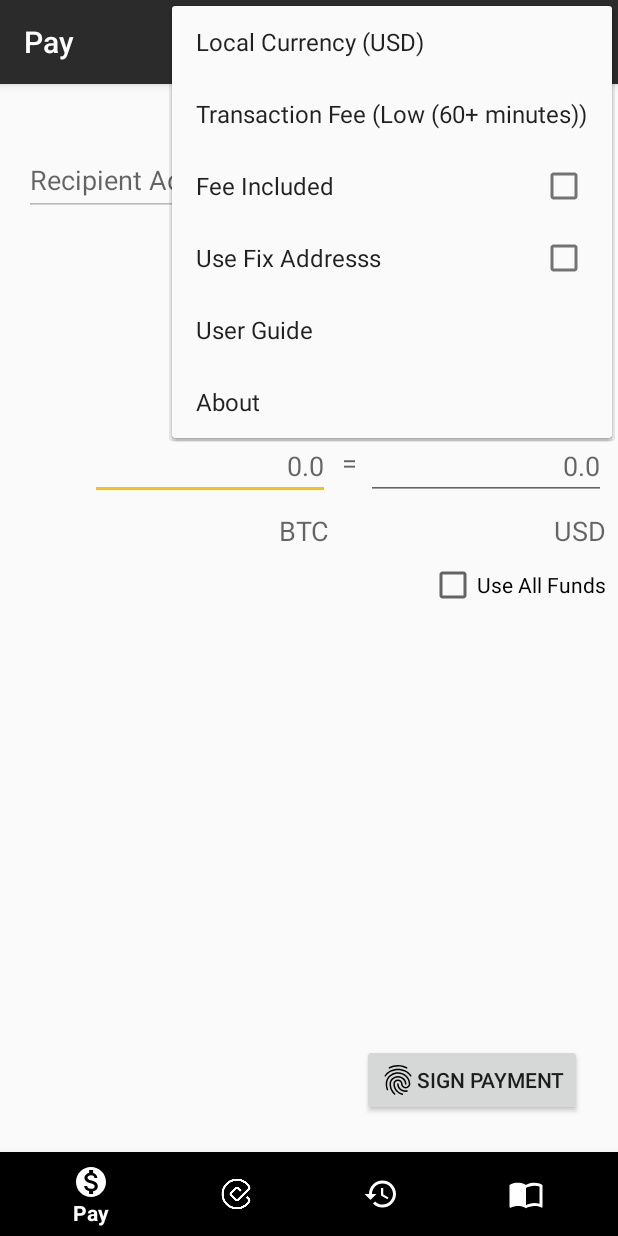
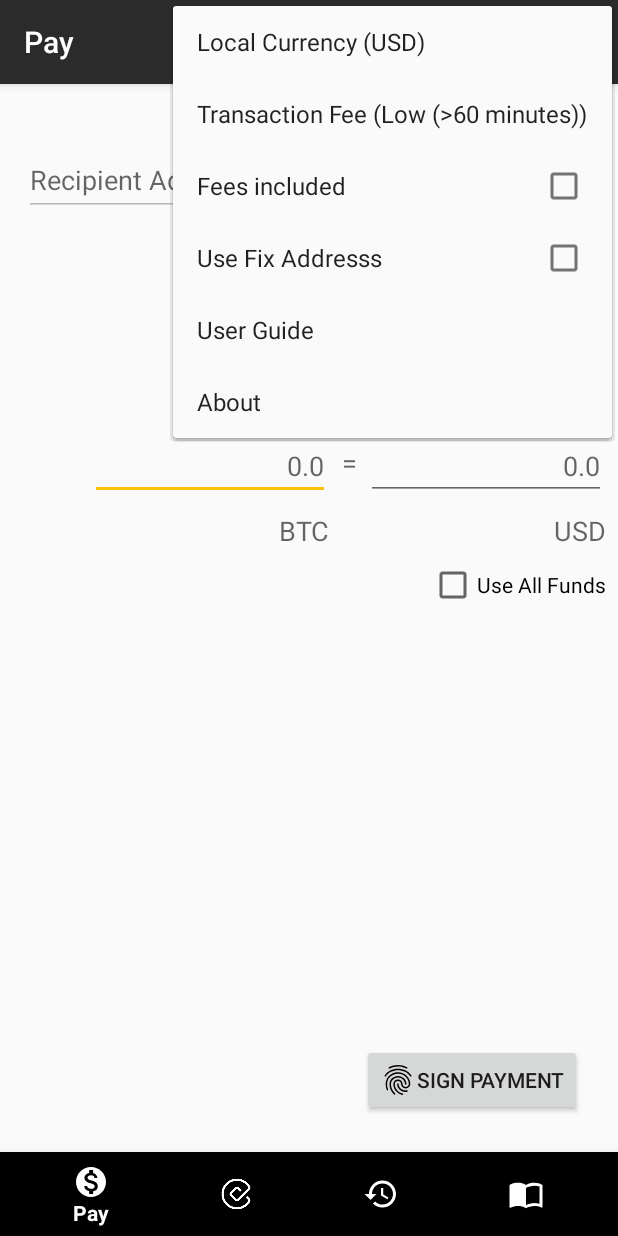
Before and after one commit to Cyphereco/openturnkey-app-android, an Android app: the MainActivity screen opened directly, with no data from a screen before it, with the options menu open, on a phone screen of 412 x 824 dp. Run offline under Robolectric (Android 15) with nearby library versions, the phone set to English and light mode, and no system bars; libraries missing offline, so code that uses them is left out: javax.ws.rs, org.bouncycastle.util, org.slf4j; 8 statements that could not run were skipped.

Commit message:
Modified the estimation of transaction time

```diff
--- a/app/src/main/res/layout-v26/dialog_transaction_fee.xml
+++ b/app/src/main/res/layout-v26/dialog_transaction_fee.xml
@@ -23,7 +23,7 @@
             android:layout_width="wrap_content"
             android:layout_height="wrap_content"
             android:layout_weight="1"
-            android:text="@string/high_fees"
+            android:text="@string/fees_high"
             android:textAppearance="@style/TextAppearance.AppCompat.Large" />
 
         <RadioButton
@@ -31,7 +31,7 @@
             android:layout_width="wrap_content"
             android:layout_height="wrap_content"
             android:layout_weight="1"
-            android:text="@string/mid_fees"
+            android:text="@string/fees_mid"
             android:textAppearance="@style/TextAppearance.AppCompat.Large" />
 
         <RadioButton
@@ -39,7 +39,7 @@
             android:layout_width="wrap_content"
             android:layout_height="wrap_content"
             android:layout_weight="1"
-            android:text="@string/low_fees"
+            android:text="@string/fees_low"
             android:textAppearance="@style/TextAppearance.AppCompat.Large" />
 
         <RadioButton
--- a/app/src/main/res/layout/dialog_transaction_fee.xml
+++ b/app/src/main/res/layout/dialog_transaction_fee.xml
@@ -23,7 +23,7 @@
             android:layout_width="wrap_content"
             android:layout_height="wrap_content"
             android:layout_weight="1"
-            android:text="@string/high_fees"
+            android:text="@string/fees_high"
             android:textAppearance="@style/TextAppearance.AppCompat.Large" />
 
         <RadioButton
@@ -31,7 +31,7 @@
             android:layout_width="wrap_content"
             android:layout_height="wrap_content"
             android:layout_weight="1"
-            android:text="@string/mid_fees"
+            android:text="@string/fees_mid"
             android:textAppearance="@style/TextAppearance.AppCompat.Large" />
 
         <RadioButton
@@ -39,7 +39,7 @@
             android:layout_width="wrap_content"
             android:layout_height="wrap_content"
             android:layout_weight="1"
-            android:text="@string/low_fees"
+            android:text="@string/fees_low"
             android:textAppearance="@style/TextAppearance.AppCompat.Large" />
 
         <RadioButton
--- a/app/src/main/res/menu/menu_pay.xml
+++ b/app/src/main/res/menu/menu_pay.xml
@@ -13,7 +13,7 @@
             android:id="@+id/menu_pay_fee_included"
             android:checkable="true"
             android:checked="false"
-            android:title="@string/fee_included" />
+            android:title="@string/fees_included" />
         <item
             android:id="@+id/menu_pay_use_fix_address"
             android:checkable="true"
--- a/app/src/main/res/values/strings.xml
+++ b/app/src/main/res/values/strings.xml
@@ -10,9 +10,9 @@
     <string name="read_nfc">Read NFC</string>
     <string name="select_from_address_book">Select From Address Book</string>
     <string name="paste_clipboard">Paste Clipboard</string>
-    <string name="low_fees">Low (60+ minutes)</string>
-    <string name="mid_fees">Mid (30-60 minutes)</string>
-    <string name="high_fees">High (10-20 minutes)</string>
+    <string name="fees_low">Low (>60 minutes)</string>
+    <string name="fees_mid">Mid (15~35 minutes)</string>
+    <string name="fees_high">High (5~15 minutes)</string>
     <string name="currency_cny">CNY (Chinese Yen)</string>
     <string name="currency_jpy">JPY (Japanese Yen)</string>
     <string name="currency_twd">TWD (Taiwan Dollar)</string>
@@ -30,7 +30,7 @@
     <string name="_cyphereco" translatable="false">CYPHERECO</string>
     <string name="local_currency">Local Currency</string>
     <string name="transaction_fee">Transaction Fee</string>
-    <string name="fee_included">Fee Included</string>
+    <string name="fees_included">Fees included</string>
     <string name="clear_history">Clear History</string>
     <string name="search">Search</string>
     <string name="auth_with_pin">Authorization with PIN Code</string>
@@ -92,7 +92,7 @@
     <string name="operation_timeout">Operation Timeout</string>
     <string name="do_not_remove_otk">Pleaes appraoch to OpenTurnKey to complete singing transaction.\nDo not remove OpenTurnKey until it\'s done.</string>
     <string name="confirm_payment">Confirm Payment</string>
-    <string name="subject_text_estimated_time">"Est. Time to Complete(MIN): "</string>
+    <string name="subject_text_estimated_time">"Est. Time to Complete (Min): "</string>
     <string name="subject_fees_in_satoshi">Fees(SAT):</string>
     <string name="unknown_reason">Unknown Reason</string>
     <string name="signing_transaction">Signing Transaction</string>
@@ -200,5 +200,6 @@
     <string name="invalid_params">Invalid Parameters</string>
     <string name="missing_params">Missing Parameters</string>
     <string name="communication_error">Communication Error</string>
+    <string name="fees_excluded">Fees excluded</string>
 
 </resources>
```
Also changed, not shown: app/src/main/java/com/cyphereco/openturnkey/ui/MainActivity.java (+13 -16 lines), app/src/main/java/com/cyphereco/openturnkey/utils/BtcUtils.java (+13 -13 lines), 3 other files.
